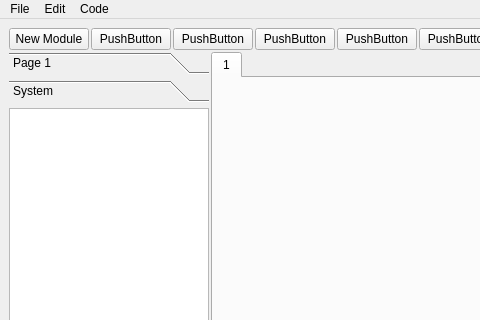
The window that src/eda_qt/mainwindow.ui (youks3/youks3) describes before a commit, drawn with Qt 5; both pictures show x 0 to 480 and y 0 to 320 of the 1056 by 672 pixel window.
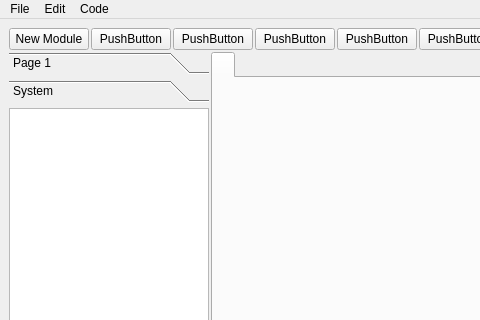
The same window after the commit.

What changed in the file:
```diff
--- a/src/eda_qt/mainwindow.ui
+++ b/src/eda_qt/mainwindow.ui
@@ -202,7 +202,7 @@
           </property>
           <widget class="QWidget" name="tab_code">
            <attribute name="title">
-            <string>1</string>
+            <string/>
            </attribute>
           </widget>
          </widget>
```
Left out of the diff: 146 changed lines with no effect on the pictures.
